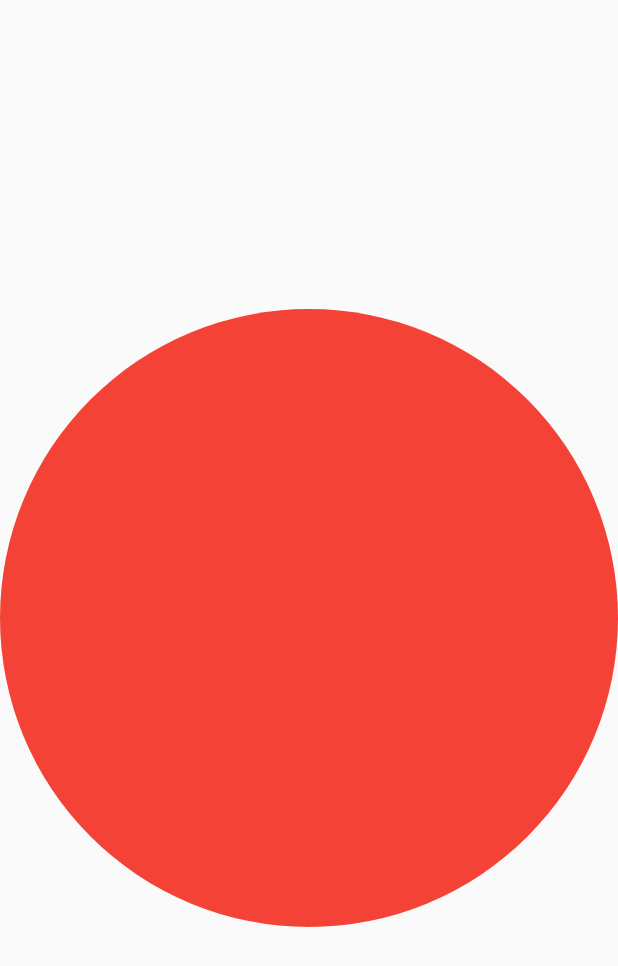
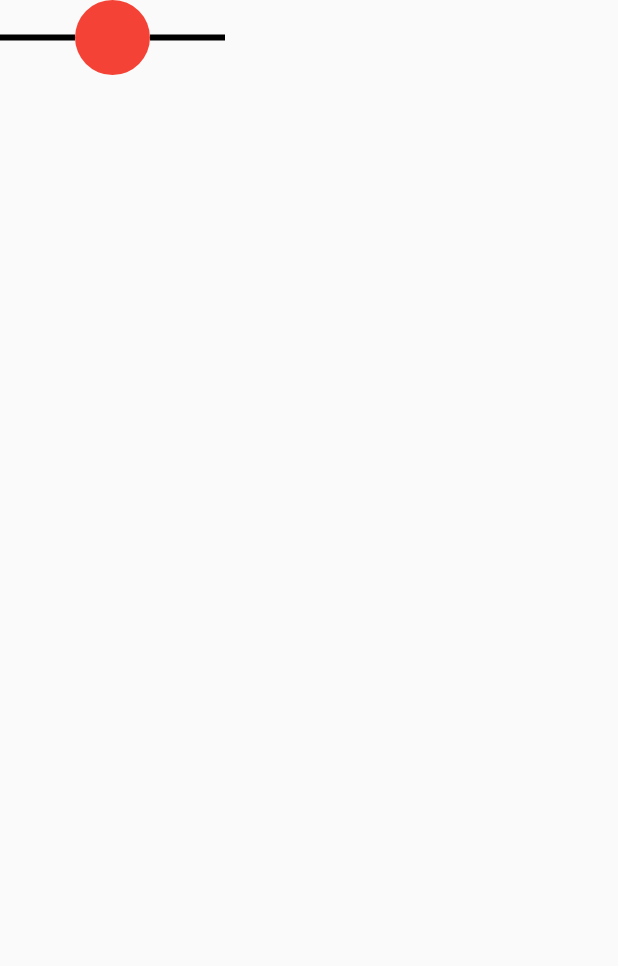
Before and after one commit to NSAnant/gin_demo, a Flutter app: the screen it shows after launch, on a phone screen of 412 x 824 dp. Shown: the top 966 px of the screen. Run offline on Flutter 3.47's test engine with Material 2 defaults, Android fonts, the phone set to English and light mode, and no system bars.

```diff
--- a/lib/pages/home_page.dart
+++ b/lib/pages/home_page.dart
@@ -15,7 +15,8 @@ class _MyHomePageState extends State<MyHomePage> {
     return Scaffold(
       body: Column(
         children: <Widget>[
-          Expanded(
+          SizedBox(
+            height: 50,
             child: CustomStepper(
               numberOfSteps: _numberOfSteps,
               currentStep: _currentStep,
@@ -41,11 +42,31 @@ class CustomStepper extends StatefulWidget {
 class _CustomStepperState extends State<CustomStepper> {
   @override
   Widget build(BuildContext context) {
-    return _drawCircle();
+    return _drawStep();
+  }
+
+  Widget _drawStep() {
+    return Row(
+      children: <Widget>[
+        _drawLine(),
+        _drawCircle(),
+        _drawLine(),
+      ],
+    );
+  }
+
+  Widget _drawLine() {
+    return Container(
+      height: 4,
+      width: 50,
+      color: Colors.black,
+    );
   }
 
   Widget _drawCircle() {
     return Container(
+      height: 50,
+      width: 50,
       decoration: BoxDecoration(shape: BoxShape.circle, color: Colors.red),
     );
   }
```
